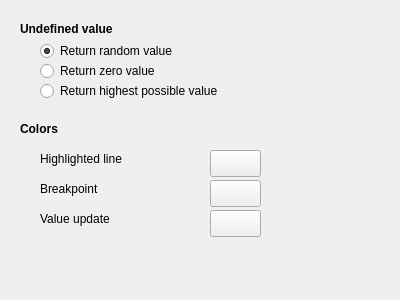
First picture: the form in IDE/GUI/dialogs/interfacecfg/interfacecfg_simothers.ui, repository AbyssAbbeba/MDS-picoblaze-AVR-ide, before the edit.
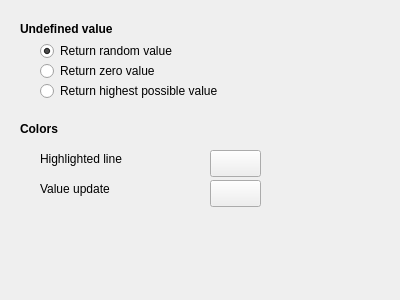
Second picture: the form after the edit.

Diff of the .ui file:
```diff
--- a/IDE/GUI/dialogs/interfacecfg/interfacecfg_simothers.ui
+++ b/IDE/GUI/dialogs/interfacecfg/interfacecfg_simothers.ui
@@ -106,19 +106,6 @@
     <string>Highlighted line</string>
    </property>
   </widget>
-  <widget class="QLabel" name="label_4">
-   <property name="geometry">
-    <rect>
-     <x>40</x>
-     <y>180</y>
-     <width>121</width>
-     <height>17</height>
-    </rect>
-   </property>
-   <property name="text">
-    <string>Breakpoint</string>
-   </property>
-  </widget>
   <widget class="QPushButton" name="btnColorLine">
    <property name="geometry">
     <rect>
@@ -132,24 +119,11 @@
     <string/>
    </property>
   </widget>
-  <widget class="QPushButton" name="btnColorBreak">
-   <property name="geometry">
-    <rect>
-     <x>210</x>
-     <y>180</y>
-     <width>51</width>
-     <height>27</height>
-    </rect>
-   </property>
-   <property name="text">
-    <string/>
-   </property>
-  </widget>
   <widget class="QLabel" name="label_5">
    <property name="geometry">
     <rect>
      <x>40</x>
-     <y>210</y>
+     <y>180</y>
      <width>131</width>
      <height>17</height>
     </rect>
@@ -162,7 +136,7 @@
    <property name="geometry">
     <rect>
      <x>210</x>
-     <y>210</y>
+     <y>180</y>
      <width>51</width>
      <height>27</height>
     </rect>
```
